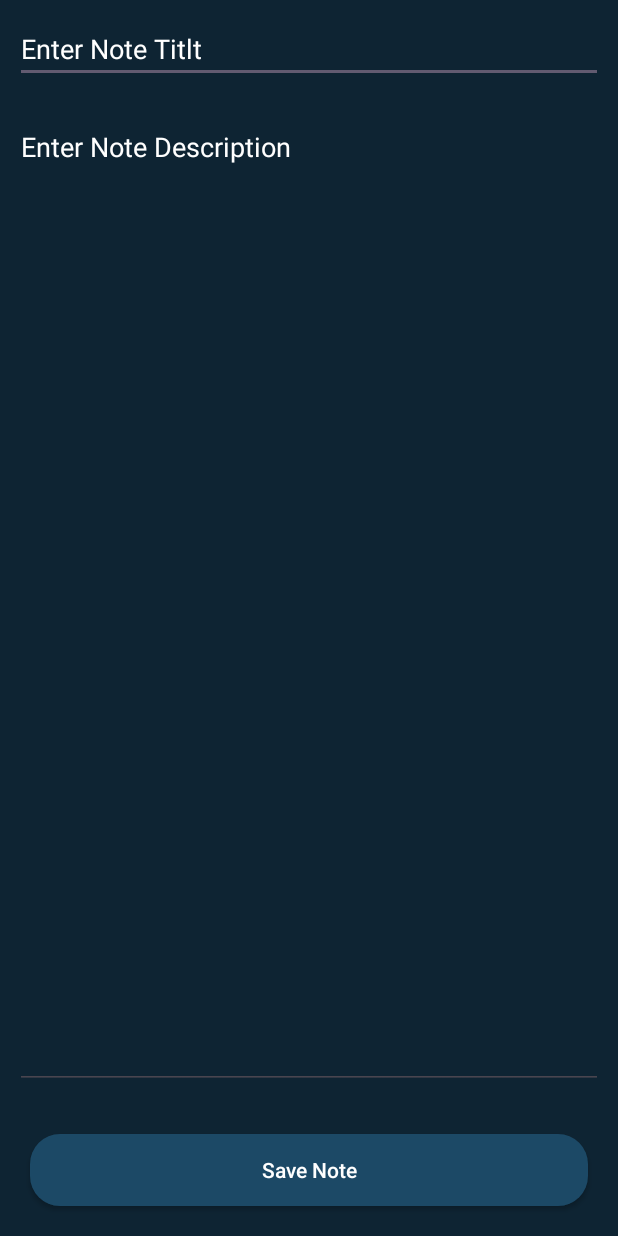
After one commit to Praveenspattar/NoteBase, an Android app: the AddEditNoteActivity screen opened directly, with no data from a screen before it, on a phone screen of 412 x 824 dp. The commit adds this screen. Run offline under Robolectric (Android 15) with nearby library versions, the phone set to English and light mode, and no system bars; our stand-ins replace Room's generated code; 1 statement that could not run was skipped.

Commit message:
UI finied

```diff
--- a/app/build.gradle.kts
+++ b/app/build.gradle.kts
@@ -6,7 +6,7 @@ plugins {
 
 android {
     namespace = "com.myapps.notebase"
-    compileSdk = 33
+    compileSdk = 34
 
     defaultConfig {
         applicationId = "com.myapps.notebase"
--- /dev/null
+++ b/app/src/main/java/com/myapps/notebase/AddEditNoteActivity.kt
@@ -0,0 +1,69 @@
+package com.myapps.notebase
+
+import android.content.Intent
+import androidx.appcompat.app.AppCompatActivity
+import android.os.Bundle
+import android.widget.Button
+import android.widget.EditText
+import android.widget.Toast
+import androidx.lifecycle.ViewModelProvider
+import androidx.lifecycle.get
+import java.text.SimpleDateFormat
+import java.util.Date
+
+class AddEditNoteActivity : AppCompatActivity() {
+
+    lateinit var noteTitleEdit : EditText
+    lateinit var noteDescriptionEdit : EditText
+    lateinit var addUpdateBtn : Button
+    lateinit var viewModel : NoteViewModel
+    var noteID = -1
+
+    override fun onCreate(savedInstanceState: Bundle?) {
+        super.onCreate(savedInstanceState)
+        setContentView(R.layout.activity_add_edit_note)
+
+        noteTitleEdit = findViewById(R.id.idEditNoteTitle)
+        noteDescriptionEdit = findViewById(R.id.idEditNoteDescription)
+        addUpdateBtn = findViewById(R.id.idBtnAddUpdate)
+        viewModel = ViewModelProvider(this,ViewModelProvider.AndroidViewModelFactory.getInstance(application))
+            .get(NoteViewModel::class.java)
+
+        val noteType = intent.getStringExtra("noteType")
+        if (noteType.equals("Edit")){
+            val noteTitle = intent.getStringExtra("noteTitle")
+            val noteDesc = intent.getStringExtra("noteDescription")
+            noteID = intent.getIntExtra("noteID",-1)
+            addUpdateBtn.setText("Update Note")
+            noteTitleEdit.setText(noteTitle)
+            noteDescriptionEdit.setText(noteDesc)
+        }else {
+            addUpdateBtn.setText("Save Note")
+        }
+
+        addUpdateBtn.setOnClickListener {
+            val noteTitle = noteTitleEdit.text.toString()
+            val noteDescription = noteDescriptionEdit.text.toString()
+
+            if (noteTitle.isNotEmpty() && noteDescription.isNotEmpty()) {
+                if (noteType.equals("Edit")) {
+                    val sdf = SimpleDateFormat("dd MMM, yyy - HH:mm")
+                    val currentDate: String = sdf.format(Date())
+                    val updateNote = Note(noteTitle, noteDescription, currentDate)
+                    updateNote.id = noteID
+                    viewModel.updateNote(updateNote)
+                    Toast.makeText(this, "Note Updated..", Toast.LENGTH_LONG).show()
+
+                } else {
+                    val sdf = SimpleDateFormat("dd MMM, yyy - HH:mm")
+                    val currentDate: String = sdf.format(Date())
+                    viewModel.addNote(Note(noteTitle, noteDescription, currentDate))
+                    Toast.makeText(this, "Note Uploaded..", Toast.LENGTH_LONG).show()
+                }
+                //startActivity(Intent(applicationContext, MainActivity::class.java))
+                this.finish()
+            }
+        }
+
+    }
+}
--- a/app/src/main/java/com/myapps/notebase/Note.kt
+++ b/app/src/main/java/com/myapps/notebase/Note.kt
@@ -11,5 +11,5 @@ class Note(@ColumnInfo(name = "title")val noteTitle:String,
            @ColumnInfo(name = "timestamp")val timestamp: String
 ) {
     @PrimaryKey(autoGenerate = true)
-    val id = 0
+    var id = 0
 }
--- a/app/src/main/java/com/myapps/notebase/NoteViewModel.kt
+++ b/app/src/main/java/com/myapps/notebase/NoteViewModel.kt
@@ -22,10 +22,10 @@ class NoteViewModel(application: Application) : AndroidViewModel(application) {
     }
 
     fun updateNote(note: Note) = viewModelScope.launch(Dispatchers.IO) {
-        repository.delete(note)
+        repository.update(note)
     }
 
     fun addNote(note: Note) = viewModelScope.launch(Dispatchers.IO) {
-        repository.delete(note)
+        repository.insert(note)
     }
 }
--- /dev/null
+++ b/app/src/main/res/drawable/custom_button_back.xml
@@ -0,0 +1,8 @@
+<?xml version="1.0" encoding="utf-8"?>
+<shape xmlns:android="http://schemas.android.com/apk/res/android">
+
+    <solid android:color="@color/black_shade2"/>
+    <corners android:radius="20dp"/>
+
+
+</shape>
--- /dev/null
+++ b/app/src/main/res/layout/activity_add_edit_note.xml
@@ -0,0 +1,44 @@
+<?xml version="1.0" encoding="utf-8"?>
+<RelativeLayout xmlns:android="http://schemas.android.com/apk/res/android"
+    xmlns:app="http://schemas.android.com/apk/res-auto"
+    xmlns:tools="http://schemas.android.com/tools"
+    android:layout_width="match_parent"
+    android:layout_height="match_parent"
+    android:background="@color/black_shade1"
+    tools:context=".AddEditNoteActivity">
+
+    <EditText
+        android:id="@+id/idEditNoteTitle"
+        android:layout_width="match_parent"
+        android:layout_height="wrap_content"
+        android:hint="Enter Note Titlt"
+        android:textColor="@color/white"
+        android:textColorHint="@color/white"
+        android:layout_margin="10dp"/>
+
+    <EditText
+        android:id="@+id/idEditNoteDescription"
+        android:layout_width="match_parent"
+        android:layout_height="match_parent"
+        android:layout_margin="10dp"
+        android:gravity="start|top"
+        android:hint="Enter Note Description"
+        android:inputType="textMultiLine"
+        android:singleLine="false"
+        android:textColor="@color/white"
+        android:textColorHint="@color/white"
+        android:layout_below="@id/idEditNoteTitle"
+        android:layout_above="@id/idBtnAddUpdate"/>
+
+    <androidx.appcompat.widget.AppCompatButton
+        android:layout_width="match_parent"
+        android:layout_height="wrap_content"
+        android:id="@+id/idBtnAddUpdate"
+        android:layout_margin="20dp"
+        android:layout_alignParentBottom="true"
+        android:text="Button"
+        android:background="@drawable/custom_button_back"
+        android:textColor="@color/white"
+        android:textAllCaps="false"/>
+
+</RelativeLayout>
```
Also changed, not shown: app/src/main/AndroidManifest.xml (+5 -2 lines), app/src/main/java/com/myapps/notebase/MainActivity.kt (+39 -1 lines), app/src/main/java/com/myapps/notebase/NoteRVAdapter.kt (added, +61 -0 lines), app/src/main/res/layout/notes_rv_item.xml (+9 -6 lines), app/src/main/res/drawable/notesapp.png (added).
